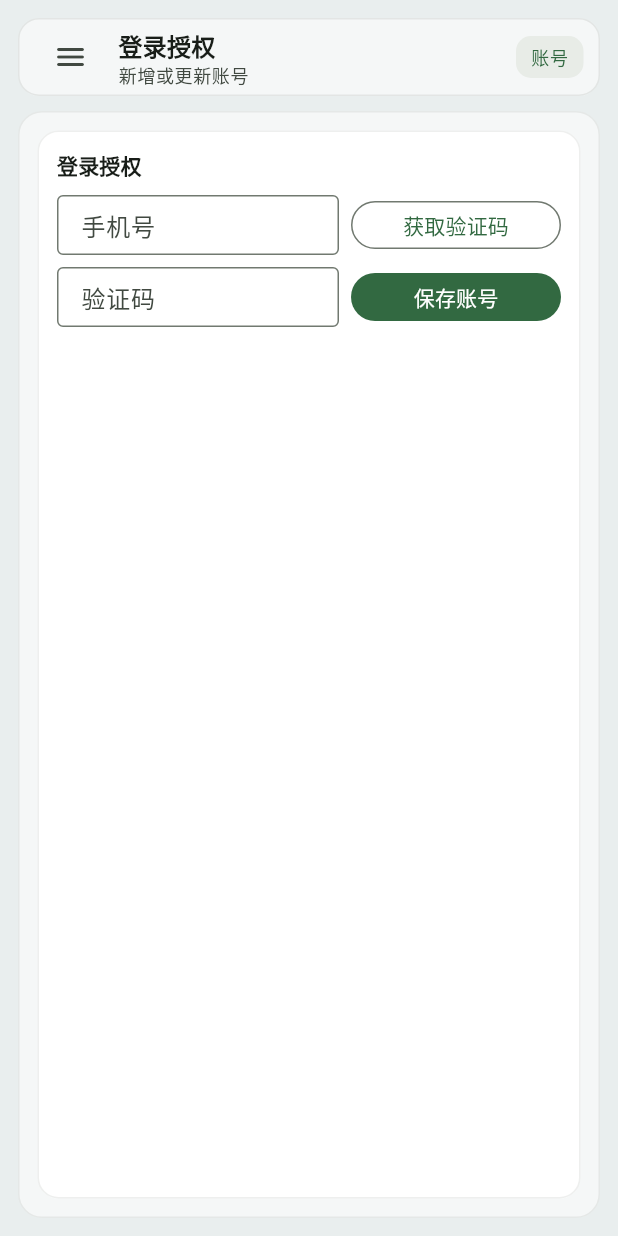
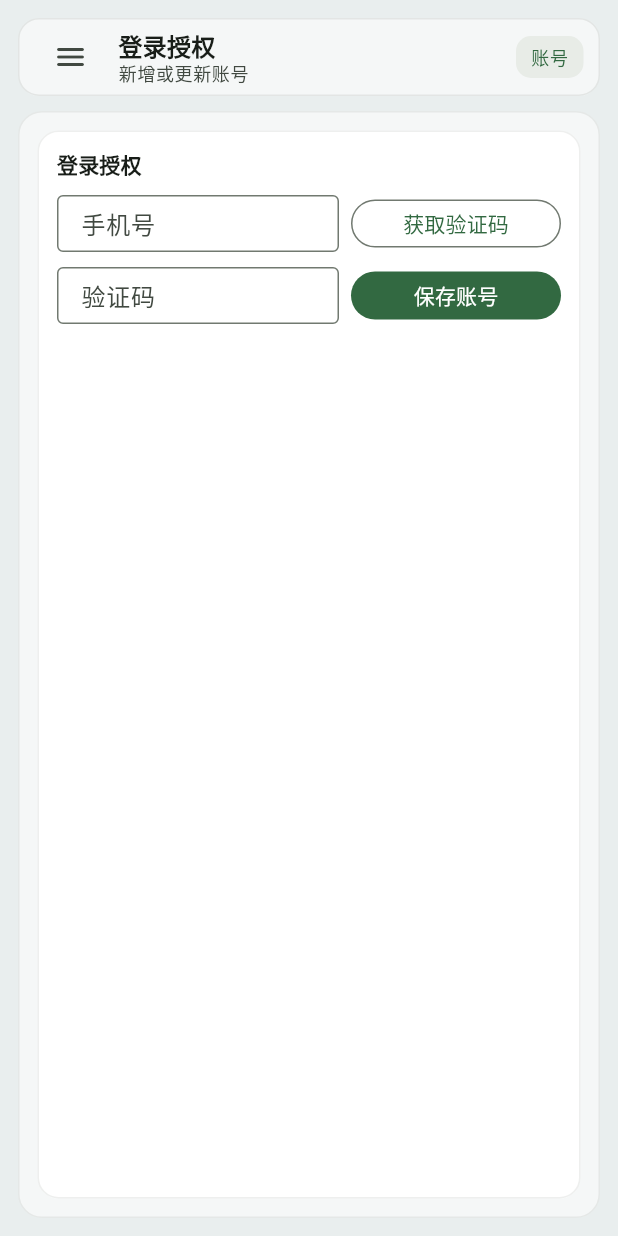
Before and after one commit to Sisyphean-a/WaterNode, a Flutter app: the screen it shows after launch, after a tap on the "menu" icon, after a tap on "选择区域", on a phone screen of 412 x 824 dp. Run offline on Flutter 3.47's test engine with Material 3 defaults, Android fonts, the phone set to English and light mode, and no system bars; our stand-ins replace dio, get, hive, hive_flutter, jwt_decoder; accounts and stored records are empty.

Commit message:
feat(ui): 引入中文字体并统一桌面端排版
- 新增 Noto Sans SC 字体文件，解决 Windows 中文显示粗细不一致问题。
- 创建统一主题 `AppTheme`，集中定义字体家族与文本字重层级。
- 修改应用入口，使用新主题替换分散的 `ThemeData` 配置。
- 移除多个组件中冗余的 `fontWeight` 局部覆盖，使其依赖全局主题。
- 新增主题回归测试，验证字体家族与关键字重配置。
- 更新 `pubspec.yaml` 注册字体资源。

```diff
--- a/lib/app/app.dart
+++ b/lib/app/app.dart
@@ -4,6 +4,7 @@ import 'package:waternode/app/bindings/app_binding.dart';
 import 'package:waternode/app/dependencies/app_dependencies.dart';
 import 'package:waternode/app/routes/app_pages.dart';
 import 'package:waternode/app/routes/app_routes.dart';
+import 'package:waternode/app/theme/app_theme.dart';
 
 class WaterNodeApp extends StatelessWidget {
   WaterNodeApp({super.key, AppDependencies? dependencies})
@@ -19,19 +20,7 @@ class WaterNodeApp extends StatelessWidget {
       initialRoute: AppRoutes.dashboard,
       getPages: AppPages.routes,
       initialBinding: AppBinding(_dependencies),
-      theme: ThemeData(
-        useMaterial3: true,
-        visualDensity: VisualDensity.compact,
-        colorScheme: ColorScheme.fromSeed(
-          seedColor: const Color(0xFF166534),
-          surface: const Color(0xFFF5F7F7),
-        ),
-        scaffoldBackgroundColor: const Color(0xFFF0F3F4),
-        inputDecorationTheme: const InputDecorationTheme(
-          isDense: true,
-          border: OutlineInputBorder(),
-        ),
-      ),
+      theme: AppTheme.build(),
     );
   }
 }
--- a/lib/app/presentation/widgets/console_sidebar.dart
+++ b/lib/app/presentation/widgets/console_sidebar.dart
@@ -146,9 +146,8 @@ class _SidebarItem extends StatelessWidget {
                 Expanded(
                   child: Text(
                     item.title,
-                    style: theme.textTheme.bodyMedium?.copyWith(
+                    style: theme.textTheme.labelLarge?.copyWith(
                       color: isActive ? selectedColor : null,
-                      fontWeight: isActive ? FontWeight.w700 : FontWeight.w500,
                     ),
                   ),
                 ),
--- a/lib/app/presentation/widgets/console_workspace_shell.dart
+++ b/lib/app/presentation/widgets/console_workspace_shell.dart
@@ -69,9 +69,7 @@ class ConsoleWorkspaceShell extends StatelessWidget {
                       children: [
                         Text(
                           activeItem.headerTitle,
-                          style: theme.textTheme.titleMedium?.copyWith(
-                            fontWeight: FontWeight.w700,
-                          ),
+                          style: theme.textTheme.titleMedium,
                         ),
                         Text(
                           activeItem.subtitle,
--- a/lib/app/presentation/widgets/workbench_section.dart
+++ b/lib/app/presentation/widgets/workbench_section.dart
@@ -33,9 +33,7 @@ class WorkbenchSection extends StatelessWidget {
               Expanded(
                 child: Text(
                   title,
-                  style: theme.textTheme.titleSmall?.copyWith(
-                    fontWeight: FontWeight.w700,
-                  ),
+                  style: theme.textTheme.titleSmall,
                 ),
               ),
               if (trailing != null) ...<Widget>[trailing!],
--- /dev/null
+++ b/lib/app/theme/app_theme.dart
@@ -0,0 +1,56 @@
+import 'package:flutter/material.dart';
+
+abstract final class AppTheme {
+  static const fontFamily = 'NotoSansSC';
+
+  static ThemeData build() {
+    final base = ThemeData(
+      useMaterial3: true,
+      visualDensity: VisualDensity.compact,
+      colorScheme: ColorScheme.fromSeed(
+        seedColor: const Color(0xFF166534),
+        surface: const Color(0xFFF5F7F7),
+      ),
+      scaffoldBackgroundColor: const Color(0xFFF0F3F4),
+      inputDecorationTheme: const InputDecorationTheme(
+        isDense: true,
+        border: OutlineInputBorder(),
+      ),
+    );
+    final textTheme = _buildTextTheme(base.textTheme);
+
+    return base.copyWith(
+      textTheme: textTheme,
+      primaryTextTheme: textTheme,
+    );
+  }
+
+  static TextTheme _buildTextTheme(TextTheme base) {
+    return base.copyWith(
+      displayLarge: _style(base.displayLarge, FontWeight.w700),
+      displayMedium: _style(base.displayMedium, FontWeight.w700),
+      displaySmall: _style(base.displaySmall, FontWeight.w700),
+      headlineLarge: _style(base.headlineLarge, FontWeight.w700),
+      headlineMedium: _style(base.headlineMedium, FontWeight.w700),
+      headlineSmall: _style(base.headlineSmall, FontWeight.w700),
+      titleLarge: _style(base.titleLarge, FontWeight.w700),
+      titleMedium: _style(base.titleMedium, FontWeight.w700),
+      titleSmall: _style(base.titleSmall, FontWeight.w600),
+      labelLarge: _style(base.labelLarge, FontWeight.w500),
+      labelMedium: _style(base.labelMedium, FontWeight.w500),
+      labelSmall: _style(base.labelSmall, FontWeight.w500),
+      bodyLarge: _style(base.bodyLarge, FontWeight.w400),
+      bodyMedium: _style(base.bodyMedium, FontWeight.w400),
+      bodySmall: _style(base.bodySmall, FontWeight.w400),
+    );
+  }
+
+  static TextStyle? _style(TextStyle? style, FontWeight fontWeight) {
+    return style?.copyWith(
+      fontFamily: fontFamily,
+      fontWeight: fontWeight,
+      height: 1.35,
+      leadingDistribution: TextLeadingDistribution.even,
+    );
+  }
+}
--- a/lib/features/credentials/presentation/widgets/credential_card.dart
+++ b/lib/features/credentials/presentation/widgets/credential_card.dart
@@ -65,9 +65,7 @@ class _CredentialCardState extends State<CredentialCard> {
                 flex: 3,
                 child: Text(
                   credential.mobile,
-                  style: theme.textTheme.bodyMedium?.copyWith(
-                    fontWeight: FontWeight.w600,
-                  ),
+                  style: theme.textTheme.labelLarge,
                 ),
               ),
               Expanded(
--- a/lib/features/dashboard/presentation/widgets/summary_panel.dart
+++ b/lib/features/dashboard/presentation/widgets/summary_panel.dart
@@ -30,9 +30,7 @@ class SummaryPanel extends StatelessWidget {
           const SizedBox(height: 4),
           Text(
             value,
-            style: theme.textTheme.titleLarge?.copyWith(
-              fontWeight: FontWeight.w700,
-            ),
+            style: theme.textTheme.titleLarge,
           ),
         ],
       ),
--- a/lib/features/devices/presentation/widgets/device_station_card.dart
+++ b/lib/features/devices/presentation/widgets/device_station_card.dart
@@ -40,9 +40,7 @@ class DeviceStationCard extends StatelessWidget {
               Expanded(
                 child: Text(
                   station.name,
-                  style: theme.textTheme.titleSmall?.copyWith(
-                    fontWeight: FontWeight.w700,
-                  ),
+                  style: theme.textTheme.titleSmall,
                 ),
               ),
               Container(
```
Also changed, not shown: pubspec.yaml (+10 -0 lines), 6 other files.
